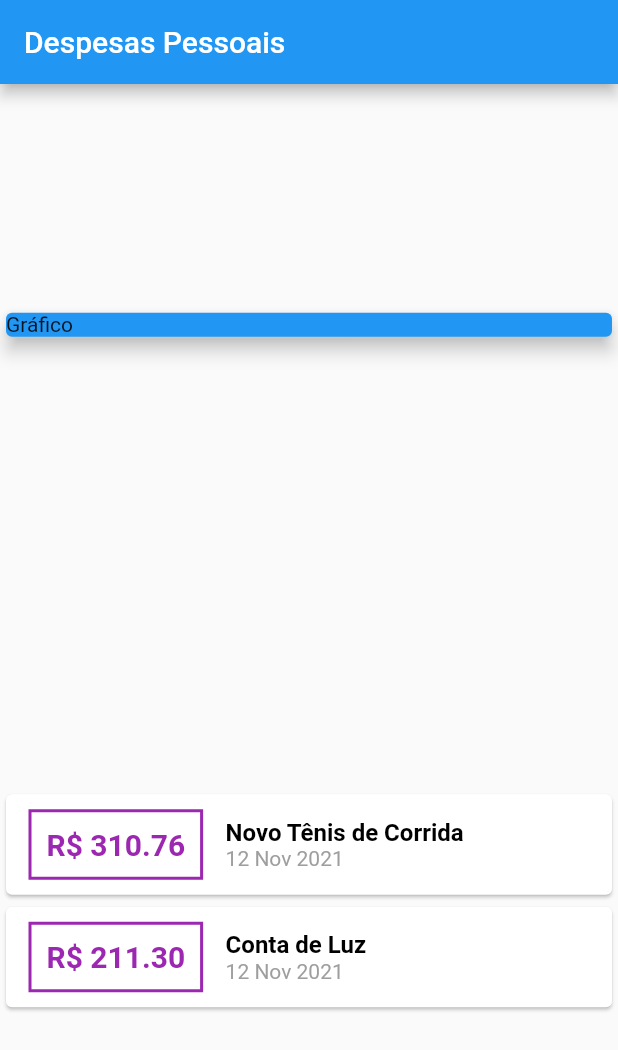
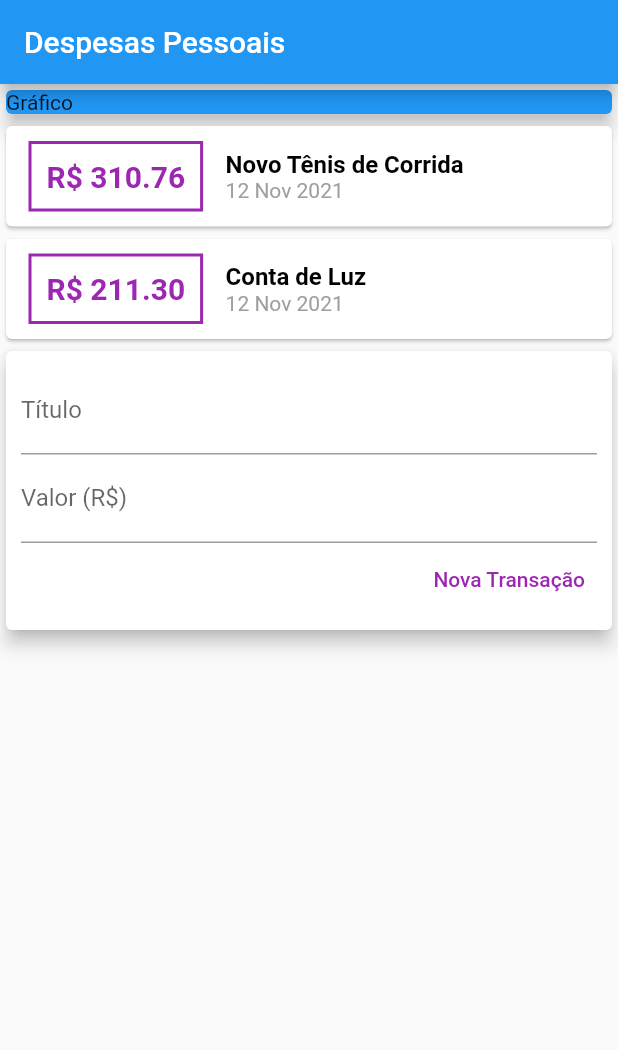
Before and after one commit to fabricio-silva-89/expenses, a Flutter app: the screen it shows after launch, on a phone screen of 412 x 824 dp. Shown: the top 1050 px of the screen. Run offline on Flutter 3.47's test engine with Material 2 defaults, Android fonts, the phone set to English and light mode, and no system bars.

Commit message:
Aula 2021.11.12

```diff
--- /dev/null
+++ b/lib/components/transaction_form.dart
@@ -0,0 +1,46 @@
+import 'package:flutter/material.dart';
+
+class TransactionForm extends StatelessWidget {
+  final titleController = TextEditingController();
+  final valueController = TextEditingController();
+
+  TransactionForm({Key? key}) : super(key: key);
+
+  @override
+  Widget build(BuildContext context) {
+    return Card(
+      elevation: 5,
+      child: Padding(
+        padding: const EdgeInsets.all(10.0),
+        child: Column(
+          children: [
+            TextField(
+              decoration: const InputDecoration(
+                labelText: 'Título',
+              ),
+              controller: titleController,
+            ),
+            TextField(
+              decoration: const InputDecoration(
+                labelText: 'Valor (R\$)',
+              ),
+              controller: valueController,
+            ),
+            Row(
+              mainAxisAlignment: MainAxisAlignment.end,
+              children: [
+                TextButton(
+                  child: const Text('Nova Transação'),
+                  style: TextButton.styleFrom(
+                    primary: Colors.purple,
+                  ),
+                  onPressed: () {},
+                ),
+              ],
+            ),
+          ],
+        ),
+      ),
+    );
+  }
+}
--- /dev/null
+++ b/lib/components/transaction_list.dart
@@ -0,0 +1,69 @@
+import 'package:flutter/material.dart';
+
+import 'package:expenses/models/transaction.dart';
+import 'package:intl/intl.dart';
+
+class TransactionList extends StatelessWidget {
+  final List<Transaction> transactions;
+
+  const TransactionList({
+    Key? key,
+    required this.transactions,
+  }) : super(key: key);
+
+  @override
+  Widget build(BuildContext context) {
+    return Column(
+      children: transactions
+          .map(
+            (e) => Card(
+              child: Row(
+                children: [
+                  Container(
+                    margin: const EdgeInsets.symmetric(
+                      horizontal: 15,
+                      vertical: 10,
+                    ),
+                    decoration: BoxDecoration(
+                      border: Border.all(
+                        color: Colors.purple,
+                        width: 2,
+                      ),
+                    ),
+                    padding: const EdgeInsets.all(10),
+                    child: Text(
+                      'R\$ ${e.value.toStringAsFixed(2)}',
+                      style: const TextStyle(
+                        fontWeight: FontWeight.bold,
+                        fontSize: 20,
+                        color: Colors.purple,
+                      ),
+                    ),
+                  ),
+                  Column(
+                    crossAxisAlignment: CrossAxisAlignment.start,
+                    children: [
+                      Text(
+                        e.title,
+                        style: const TextStyle(
+                          fontWeight: FontWeight.bold,
+                          fontSize: 16,
+                          color: Colors.black,
+                        ),
+                      ),
+                      Text(
+                        DateFormat('d MMM y').format(e.date),
+                        style: const TextStyle(
+                          color: Colors.grey,
+                        ),
+                      ),
+                    ],
+                  )
+                ],
+              ),
+            ),
+          )
+          .toList(),
+    );
+  }
+}
--- /dev/null
+++ b/lib/components/transaction_user.dart
@@ -0,0 +1,38 @@
+import 'transaction_form.dart';
+import 'transaction_list.dart';
+import '../models/transaction.dart';
+import 'package:flutter/material.dart';
+
+class TransactionUser extends StatefulWidget {
+  const TransactionUser({Key? key}) : super(key: key);
+
+  @override
+  _TransactionUserState createState() => _TransactionUserState();
+}
+
+class _TransactionUserState extends State<TransactionUser> {
+  final transactions = [
+    Transaction(
+      id: 't1',
+      title: 'Novo Tênis de Corrida',
+      value: 310.76,
+      date: DateTime.now(),
+    ),
+    Transaction(
+      id: 't2',
+      title: 'Conta de Luz',
+      value: 211.30,
+      date: DateTime.now(),
+    )
+  ];
+
+  @override
+  Widget build(BuildContext context) {
+    return Column(
+      children: [
+        TransactionList(transactions: transactions),
+        TransactionForm(),
+      ],
+    );
+  }
+}
--- a/lib/main.dart
+++ b/lib/main.dart
@@ -1,6 +1,6 @@
-import 'models/transaction.dart';
+import 'components/transaction_user.dart';
+
 import 'package:flutter/material.dart';
-import 'package:intl/intl.dart';
 
 main() => runApp(const ExpensesApp());
 
@@ -23,21 +23,6 @@ class MyHomePage extends StatefulWidget {
 }
 
 class _MyHomePageState extends State<MyHomePage> {
-  final transactions = [
-    Transaction(
-      id: 't1',
-      title: 'Novo Tênis de Corrida',
-      value: 310.76,
-      date: DateTime.now(),
-    ),
-    Transaction(
-      id: 't2',
-      title: 'Conta de Luz',
-      value: 211.30,
-      date: DateTime.now(),
-    )
-  ];
-
   @override
   Widget build(BuildContext context) {
     return Scaffold(
@@ -45,66 +30,14 @@ class _MyHomePageState extends State<MyHomePage> {
         title: const Text('Despesas Pessoais'),
       ),
       body: Column(
-        mainAxisAlignment: MainAxisAlignment.spaceAround,
         crossAxisAlignment: CrossAxisAlignment.stretch,
-        children: [
-          const Card(
+        children: const [
+          Card(
             child: Text('Gráfico'),
             elevation: 5,
             color: Colors.blue,
           ),
-          Column(
-            children: transactions
-                .map(
-                  (e) => Card(
-                    child: Row(
-                      children: [
-                        Container(
-                          margin: const EdgeInsets.symmetric(
-                            horizontal: 15,
-                            vertical: 10,
-                          ),
-                          decoration: BoxDecoration(
-                            border: Border.all(
-                              color: Colors.purple,
-                              width: 2,
-                            ),
-                          ),
-                          padding: const EdgeInsets.all(10),
-                          child: Text(
-                            'R\$ ${e.value.toStringAsFixed(2)}',
-                            style: const TextStyle(
-                              fontWeight: FontWeight.bold,
-                              fontSize: 20,
-                              color: Colors.purple,
-                            ),
-                          ),
-                        ),
-                        Column(
-                          crossAxisAlignment: CrossAxisAlignment.start,
-                          children: [
-                            Text(
-                              e.title,
-                              style: const TextStyle(
-                                fontWeight: FontWeight.bold,
-                                fontSize: 16,
-                                color: Colors.black,
-                              ),
-                            ),
-                            Text(
-                              DateFormat('d MMM y').format(e.date),
-                              style: const TextStyle(
-                                color: Colors.grey,
-                              ),
-                            ),
-                          ],
-                        )
-                      ],
-                    ),
-                  ),
-                )
-                .toList(),
-          ),
+          TransactionUser()
         ],
       ),
     );
```
